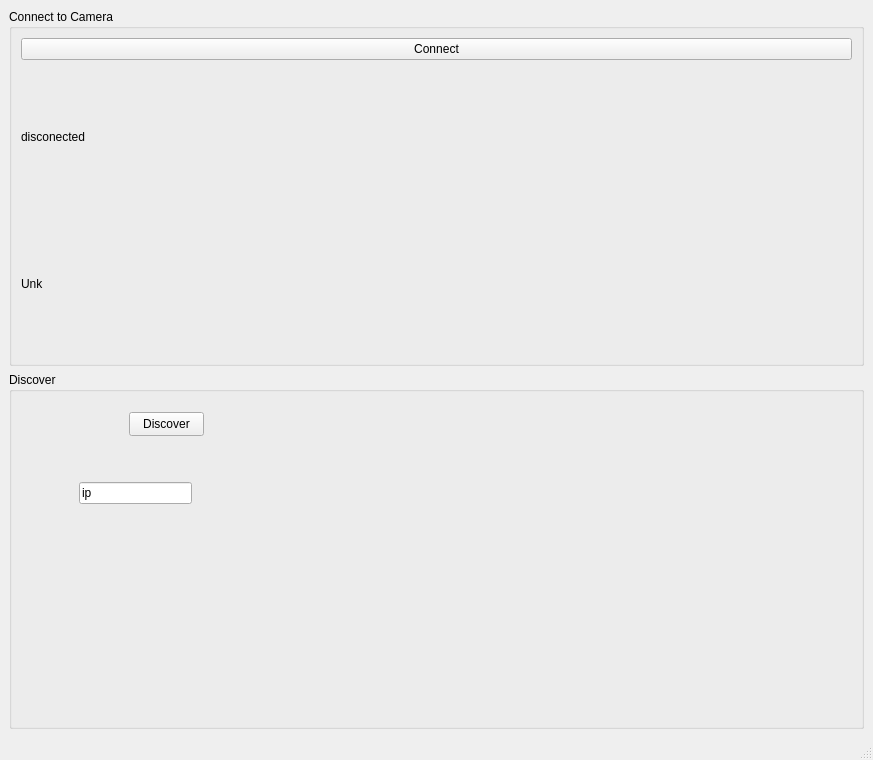
Above: ui/dev/prova.ui from jaumecort/IPCam before the change. Below: the same form after it.
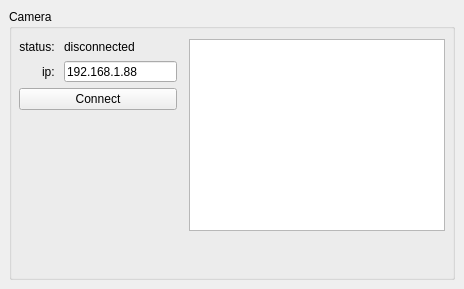
That is the form after the change.

Diff of the .ui file:
```diff
--- a/ui/dev/prova.ui
+++ b/ui/dev/prova.ui
@@ -6,8 +6,8 @@
    <rect>
     <x>0</x>
     <y>0</y>
-    <width>873</width>
-    <height>760</height>
+    <width>464</width>
+    <height>289</height>
    </rect>
   </property>
   <property name="windowTitle">
@@ -18,66 +18,80 @@
     <item>
      <widget class="QGroupBox" name="CameraConect">
       <property name="title">
-       <string>Connect to Camera</string>
+       <string>Camera</string>
       </property>
-      <layout class="QVBoxLayout" name="verticalLayout">
-       <item>
-        <widget class="QPushButton" name="ConnectButton">
-         <property name="text">
-          <string>Connect</string>
-         </property>
-        </widget>
-       </item>
-       <item>
-        <widget class="QLabel" name="statusLabel">
-         <property name="text">
-          <string>disconected</string>
-         </property>
-        </widget>
-       </item>
-       <item>
-        <widget class="QLabel" name="name">
-         <property name="text">
-          <string>Unk</string>
-         </property>
-        </widget>
-       </item>
-      </layout>
-     </widget>
-    </item>
-    <item>
-     <widget class="QGroupBox" name="groupBox_2">
-      <property name="title">
-       <string>Discover</string>
-      </property>
-      <widget class="QPushButton" name="discoverButton">
+      <widget class="QTextBrowser" name="textBrowser">
        <property name="geometry">
         <rect>
-         <x>120</x>
-         <y>40</y>
-         <width>75</width>
-         <height>24</height>
+         <x>180</x>
+         <y>30</y>
+         <width>256</width>
+         <height>192</height>
         </rect>
        </property>
-       <property name="text">
-        <string>Discover</string>
-       </property>
       </widget>
-      <widget class="QLineEdit" name="ipedit">
+      <widget class="QWidget" name="verticalLayoutWidget_2">
        <property name="geometry">
         <rect>
-         <x>70</x>
-         <y>110</y>
-         <width>113</width>
-         <height>22</height>
+         <x>10</x>
+         <y>30</y>
+         <width>158</width>
+         <height>71</height>
         </rect>
        </property>
-       <property name="inputMask">
-        <string/>
-       </property>
-       <property name="text">
-        <string>ip</string>
-       </property>
+       <layout class="QVBoxLayout" name="verticalLayout_3">
+        <item>
+         <layout class="QGridLayout" name="gridLayout">
+          <item row="0" column="0">
+           <widget class="QLabel" name="label">
+            <property name="text">
+             <string>status: </string>
+            </property>
+            <property name="alignment">
+             <set>Qt::AlignRight|Qt::AlignTrailing|Qt::AlignVCenter</set>
+            </property>
+           </widget>
+          </item>
+          <item row="1" column="1">
+           <widget class="QLineEdit" name="ipLineEdit">
+            <property name="maximumSize">
+             <size>
+              <width>120</width>
+              <height>21</height>
+             </size>
+            </property>
+            <property name="text">
+             <string>192.168.1.88</string>
+            </property>
+           </widget>
+          </item>
+          <item row="1" column="0">
+           <widget class="QLabel" name="label_3">
+            <property name="text">
+             <string>ip: </string>
+            </property>
+            <property name="alignment">
+             <set>Qt::AlignRight|Qt::AlignTrailing|Qt::AlignVCenter</set>
+            </property>
+           </widget>
+          </item>
+          <item row="0" column="1">
+           <widget class="QLabel" name="statusLabel">
+            <property name="text">
+             <string>disconnected</string>
+            </property>
+           </widget>
+          </item>
+         </layout>
+        </item>
+        <item>
+         <widget class="QPushButton" name="connectButton">
+          <property name="text">
+           <string>Connect</string>
+          </property>
+         </widget>
+        </item>
+       </layout>
       </widget>
      </widget>
     </item>
@@ -93,7 +107,6 @@
     </rect>
    </property>
   </widget>
-  <widget class="QStatusBar" name="statusbar"/>
   <action name="actionConnection">
    <property name="text">
     <string>Connect</string>
```
Left out of the diff: 12 changed lines with no effect on the pictures.
